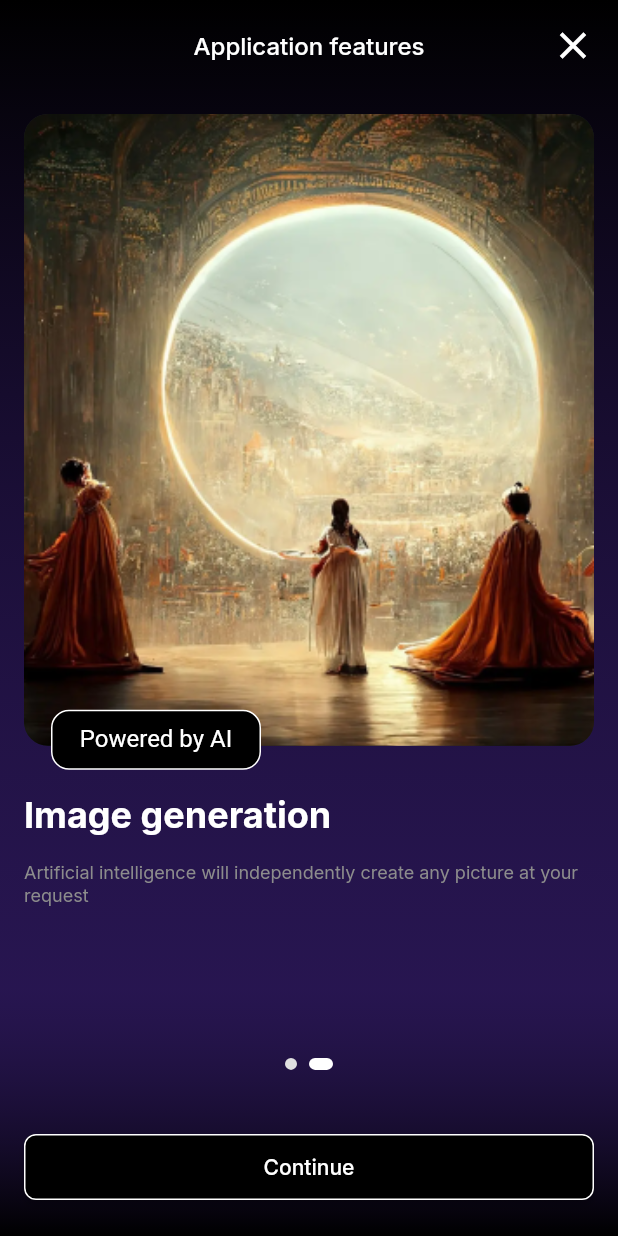
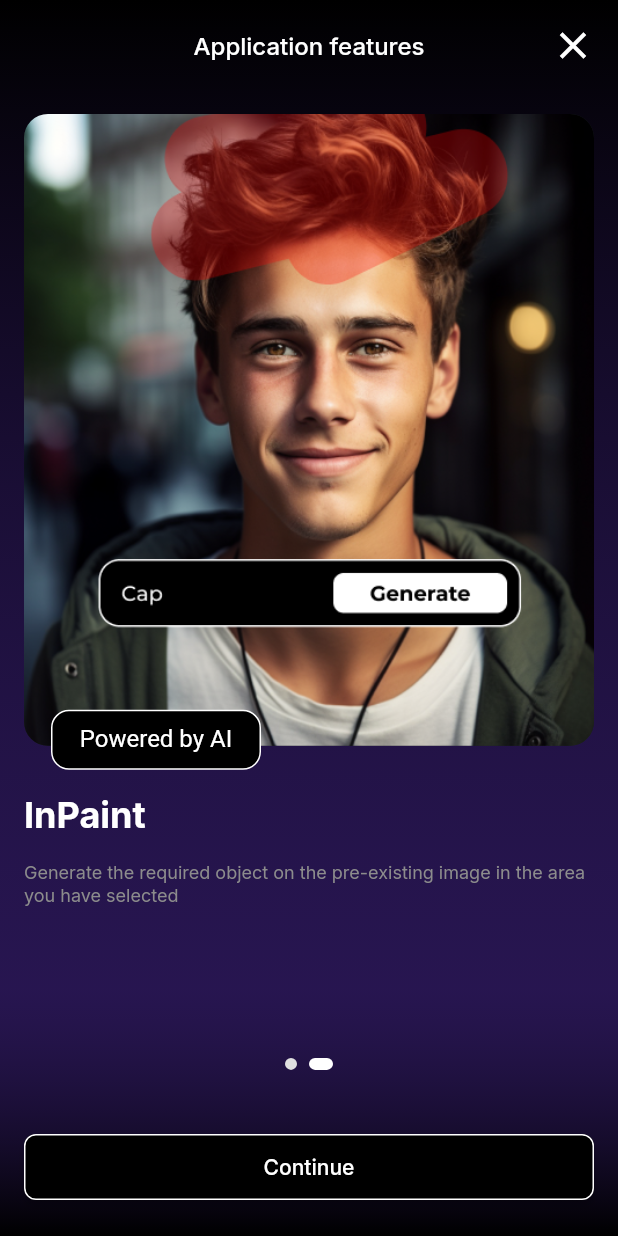
Before and after one commit to NikitaStogniy/photic, a Flutter app: the OnboardPageWidget screen opened by its route, swiped to page 2, on a phone screen of 412 x 824 dp. Run offline on Flutter 3.47's test engine with Material 2 defaults, Android fonts, the light colour scheme and no system bars; drawn by our look-alikes of auto_size_text, smooth_page_indicator; our stand-ins replace cloud_firestore, dropdown_button2, equatable, file_picker, firebase_auth, firebase_core and 20 more; missing offline and left inert: aligned_dialog, json_path, mime_type; accounts and stored records are empty.

Commit message:
Updating to latest FlutterFlow output.

```diff
--- a/lib/home/onboard_page/onboard_page_widget.dart
+++ b/lib/home/onboard_page/onboard_page_widget.dart
@@ -410,7 +410,7 @@ class _OnboardPageWidgetState extends State<OnboardPageWidget> {
                                             image: DecorationImage(
                                               fit: BoxFit.cover,
                                               image: Image.asset(
-                                                'assets/images/Rectangle_9-1.png',
+                                                'assets/images/Group_86.png',
                                               ).image,
                                             ),
                                             borderRadius:
@@ -475,7 +475,7 @@ class _OnboardPageWidgetState extends State<OnboardPageWidget> {
                                                   .fromSTEB(
                                                       0.0, 0.0, 0.0, 16.0),
                                               child: Text(
-                                                'Image generation',
+                                                'InPaint',
                                                 style:
                                                     FlutterFlowTheme.of(context)
                                                         .bodyMedium
@@ -491,7 +491,7 @@ class _OnboardPageWidgetState extends State<OnboardPageWidget> {
                                               ),
                                             ),
                                             Text(
-                                              'Artificial intelligence will independently create any picture at your request',
+                                              'Generate the required object on the pre-existing image in the area you have selected',
                                               style:
                                                   FlutterFlowTheme.of(context)
                                                       .bodyMedium
```
Also changed, not shown: assets/images/Group_86.png (added), assets/images/Rectangle_9-1.png (deleted).
